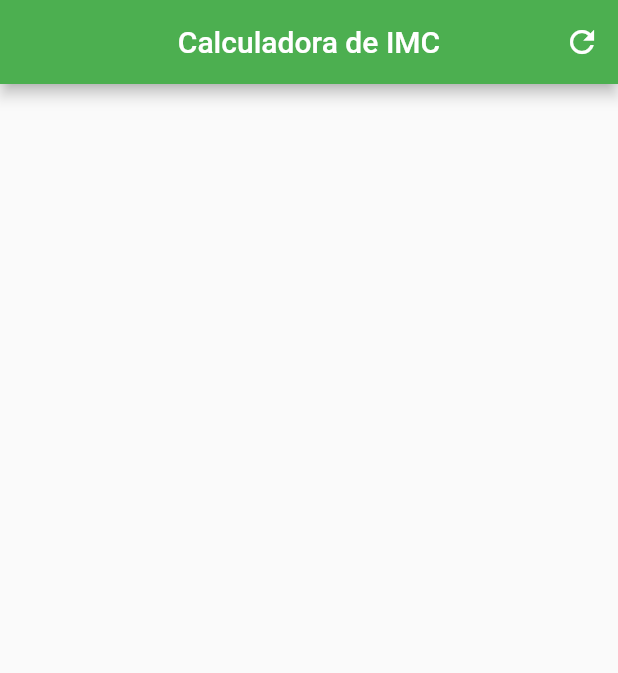
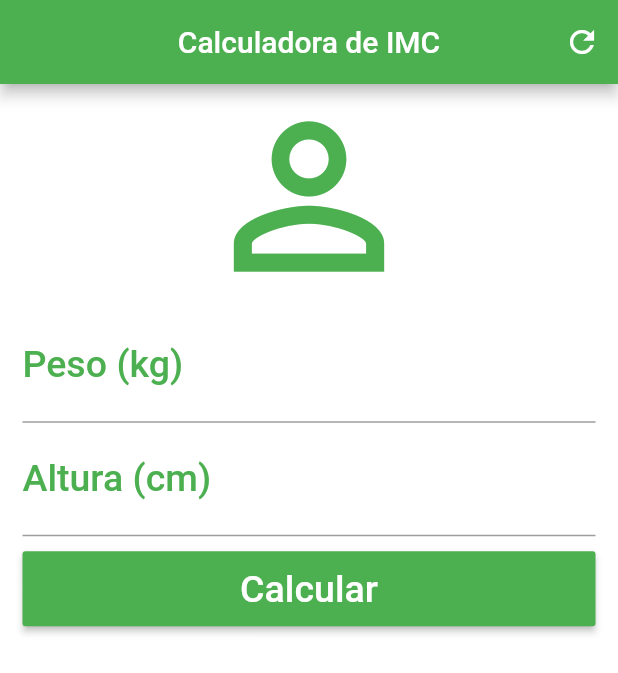
Before and after one commit to AndersonSMed/Calculadora_IMC_Flutter, a Flutter app: the screen it shows after launch, on a phone screen of 412 x 824 dp. Shown: the top 673 px of the screen. Run offline on Flutter 3.47's test engine with Material 2 defaults, Android fonts, the phone set to English and light mode, and no system bars.

Commit message:
Created app's basic layout

```diff
--- a/lib/main.dart
+++ b/lib/main.dart
@@ -26,6 +26,59 @@ class _HomeState extends State<Home> {
             )
           ],
         ),
-    );
+        backgroundColor: Colors.white,
+        body: Padding(
+          padding: EdgeInsets.symmetric(horizontal: 15.0),
+          child: Column(
+            crossAxisAlignment: CrossAxisAlignment.stretch,
+            children: <Widget>[
+              Row(
+                mainAxisAlignment: MainAxisAlignment.center,
+                children: <Widget>[
+                  Icon(
+                    Icons.person_outline,
+                    color: Colors.green,
+                    size: 150.0,
+                  )
+                ],
+              ),
+              TextField(
+                keyboardType: TextInputType.number,
+                style: TextStyle(
+                  fontSize: 25.0,
+                  fontWeight: FontWeight.w500,
+                  color: Colors.green,
+                ),
+                textAlign: TextAlign.center,
+                decoration: InputDecoration(
+                    labelText: "Peso (kg)",
+                    labelStyle: TextStyle(color: Colors.green)),
+              ),
+              TextField(
+                keyboardType: TextInputType.number,
+                style: TextStyle(
+                  fontSize: 25.0,
+                  fontWeight: FontWeight.w500,
+                  color: Colors.green,
+                ),
+                textAlign: TextAlign.center,
+                decoration: InputDecoration(
+                    labelText: "Altura (cm)",
+                    labelStyle: TextStyle(color: Colors.green)),
+              ),
+              Container(
+                  height: 50.0,
+                  margin: EdgeInsets.only(top: 10.0),
+                  child: RaisedButton(
+                    onPressed: () {},
+                    color: Colors.green,
+                    child: Text(
+                      "Calcular",
+                      style: TextStyle(color: Colors.white, fontSize: 25.0),
+                    ),
+                  ))
+            ],
+          ),
+        ));
   }
 }
```
Also changed, not shown: 1 other file. Lines whose indentation alone changed are shown as unchanged.
